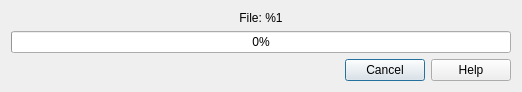
First picture: the form in src/downloaddialog.ui, repository LLIAKAJL/WineWizard, before the edit.
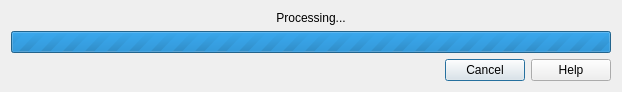
Second picture: the form after the edit.

```diff
--- a/src/downloaddialog.ui
+++ b/src/downloaddialog.ui
@@ -6,7 +6,7 @@
    <rect>
     <x>0</x>
     <y>0</y>
-    <width>514</width>
+    <width>614</width>
     <height>90</height>
    </rect>
   </property>
@@ -20,31 +20,34 @@
    <item>
     <widget class="QLabel" name="file">
      <property name="text">
-      <string notr="true">File: %1</string>
+      <string>Processing...</string>
      </property>
      <property name="alignment">
       <set>Qt::AlignCenter</set>
      </property>
+     <property name="wordWrap">
+      <bool>true</bool>
+     </property>
     </widget>
    </item>
    <item>
     <widget class="QProgressBar" name="progressBar">
+     <property name="maximum">
+      <number>0</number>
+     </property>
+    </widget>
+   </item>
+   <item>
+    <widget class="QDialogButtonBox" name="buttonBox">
      <property name="minimumSize">
       <size>
-       <width>500</width>
+       <width>600</width>
        <height>0</height>
       </size>
      </property>
-     <property name="maximum">
-      <number>100</number>
+     <property name="orientation">
+      <enum>Qt::Horizontal</enum>
      </property>
-     <property name="value">
-      <number>0</number>
-     </property>
-    </widget>
-   </item>
-   <item>
-    <widget class="QDialogButtonBox" name="buttonBox">
      <property name="standardButtons">
       <set>QDialogButtonBox::Cancel|QDialogButtonBox::Help</set>
      </property>
```
Left out of the diff: 28 changed lines with no effect on the pictures.
